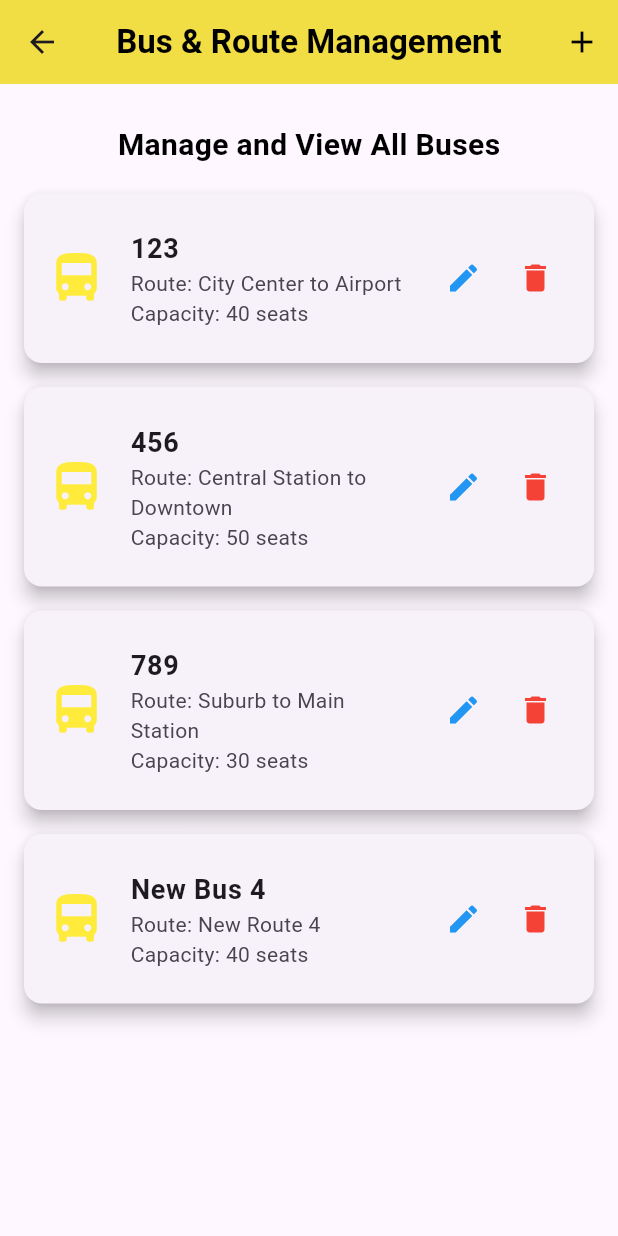
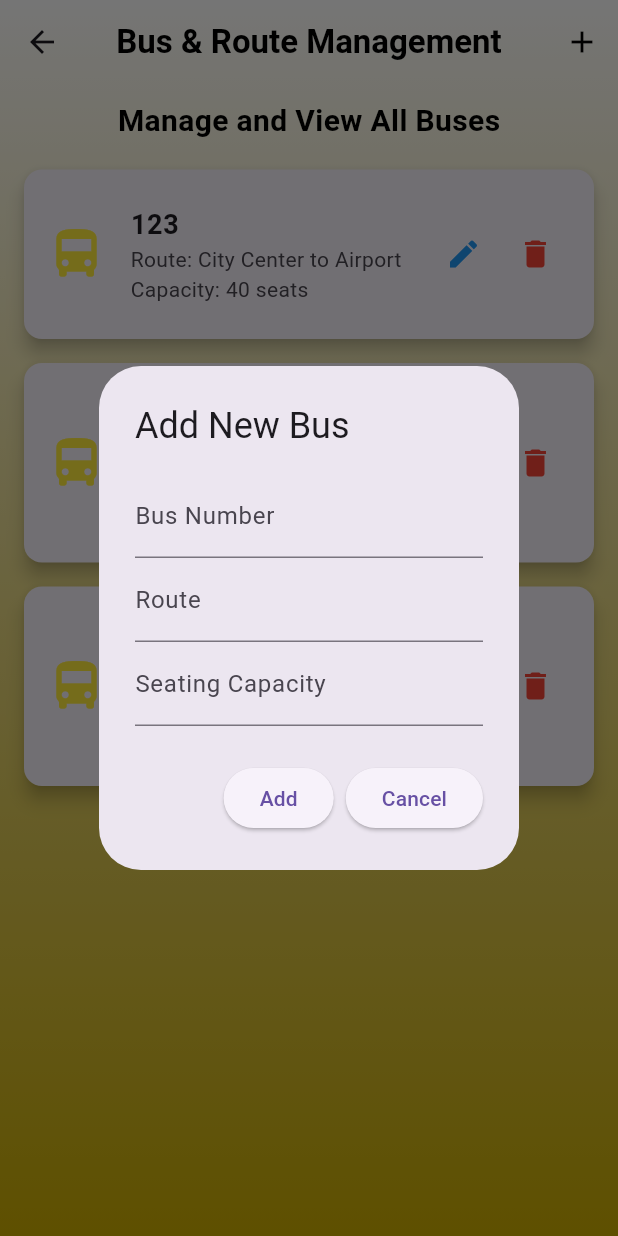
Before and after one commit to thenugamage/Ride-Mate, a Flutter app: the BusRouteManagementPage screen opened directly, after a tap on the "add" icon, on a phone screen of 412 x 824 dp. Run offline on Flutter 3.47's test engine with Material 3 defaults, Android fonts, the phone set to English and light mode, and no system bars; our stand-ins replace firebase_auth, firebase_core, google_fonts, google_sign_in, pinput; accounts and stored records are empty.

Commit message:
edit 12.30

```diff
--- a/ride_mate/lib/Admin Panel/add_route.dart
+++ b/ride_mate/lib/Admin Panel/add_route.dart
@@ -36,25 +36,72 @@
     {"busNumber": "789", "route": "Suburb to Main Station", "capacity": "30"},
   ];
 
-  // Function to add a new bus (simulated for now)
   void _addBus() {
+    TextEditingController busNumberController = TextEditingController();
+    TextEditingController routeController = TextEditingController();
+    TextEditingController capacityController = TextEditingController();
+
+    showDialog(
+      context: context,
+      builder: (BuildContext context) {
+        return AlertDialog(
+          title: Text('Add New Bus'),
+          content: Column(
+            mainAxisSize: MainAxisSize.min,
+            children: [
+              TextField(
+                controller: busNumberController,
+                decoration: InputDecoration(labelText: 'Bus Number'),
+              ),
+              TextField(
+                controller: routeController,
+                decoration: InputDecoration(labelText: 'Route'),
+              ),
+              TextField(
+                controller: capacityController,
+                decoration: InputDecoration(labelText: 'Seating Capacity'),
+                keyboardType: TextInputType.number,
+              ),
+            ],
+          ),
+          actions: [
+            ElevatedButton(
+              onPressed: () {
+                if (busNumberController.text.isNotEmpty &&
+                    routeController.text.isNotEmpty &&
+                    capacityController.text.isNotEmpty) {
                   setState(() {
                     buses.add({
-        "busNumber": "New Bus ${buses.length + 1}",
-        "route": "New Route ${buses.length + 1}",
-        "capacity": "40",
+                      "busNumber": busNumberController.text,
+                      "route": routeController.text,
+                      "capacity": capacityController.text,
                     });
                   });
+                  Navigator.of(context).pop();
+                } else {
+                  ScaffoldMessenger.of(context).showSnackBar(
+                    SnackBar(content: Text('Please fill all fields')),
+                  );
+                }
+              },
+              child: Text('Add'),
+            ),
+            ElevatedButton(
+              onPressed: () => Navigator.of(context).pop(),
+              child: Text('Cancel'),
+            ),
+          ],
+        );
+      },
+    );
   }
 
-  // Function to delete a bus
   void _deleteBus(int index) {
     setState(() {
       buses.removeAt(index);
     });
   }
 
-  // Function to edit bus details
   void _editBus(int index) {
     TextEditingController busNumberController = TextEditingController(
       text: buses[index]["busNumber"],
@@ -72,6 +119,7 @@
         return AlertDialog(
           title: Text('Edit Bus Details'),
           content: Column(
+            mainAxisSize: MainAxisSize.min,
             children: [
               TextField(
                 controller: busNumberController,
@@ -103,9 +151,7 @@
               child: Text('Save'),
             ),
             ElevatedButton(
-              onPressed: () {
-                Navigator.of(context).pop();
-              },
+              onPressed: () => Navigator.of(context).pop(),
               child: Text('Cancel'),
             ),
           ],
@@ -117,14 +163,32 @@
   @override
   Widget build(BuildContext context) {
     return Scaffold(
-      appBar: AppBar(
+      body: Stack(
+        children: [
+          Container(
+            decoration: const BoxDecoration(
+              gradient: LinearGradient(
+                begin: Alignment.topCenter,
+                end: Alignment.bottomCenter,
+                colors: [Colors.white, Color.fromARGB(255, 205, 174, 0)],
+              ),
+            ),
+          ),
+
+          SafeArea(
+            child: Column(
+              children: [
+                AppBar(
+                  backgroundColor: Colors.transparent,
+                  elevation: 0,
+                  centerTitle: true,
                   title: Text(
                     'Bus & Route Management',
-          style: TextStyle(fontWeight: FontWeight.bold, color: Colors.black),
+                    style: TextStyle(
+                      fontWeight: FontWeight.bold,
+                      color: Colors.black,
                     ),
-        centerTitle: true,
-        backgroundColor: Colors.yellow,
-        elevation: 4.0,
+                  ),
                   actions: [
                     IconButton(
                       icon: Icon(Icons.add, color: Colors.black),
@@ -132,12 +196,20 @@
                       tooltip: 'Add New Bus',
                     ),
                   ],
+                  flexibleSpace: Container(
+                    decoration: const BoxDecoration(
+                      gradient: LinearGradient(
+                        begin: Alignment.topCenter,
+                        end: Alignment.bottomCenter,
+                        colors: [
+                          Colors.white,
+                          Color.fromARGB(255, 205, 174, 0),
+                        ],
                       ),
-      body: Padding(
-        padding: const EdgeInsets.all(16.0),
-        child: Column(
-          children: [
-            // Title for the page
+                    ),
+                  ),
+                ),
+
                 Padding(
                   padding: const EdgeInsets.symmetric(vertical: 10),
                   child: Text(
@@ -150,19 +222,19 @@
                   ),
                 ),
 
-            // Bus List
                 Expanded(
                   child: ListView.builder(
+                    padding: const EdgeInsets.symmetric(horizontal: 16),
                     itemCount: buses.length,
                     itemBuilder: (context, index) {
                       return Card(
-                    margin: EdgeInsets.symmetric(vertical: 8),
+                        margin: const EdgeInsets.symmetric(vertical: 8),
                         shape: RoundedRectangleBorder(
                           borderRadius: BorderRadius.circular(12),
                         ),
                         elevation: 5,
                         child: ListTile(
-                      contentPadding: EdgeInsets.all(15),
+                          contentPadding: const EdgeInsets.all(15),
                           leading: Icon(
                             Icons.directions_bus,
                             color: Colors.yellow,
@@ -202,6 +274,8 @@
               ],
             ),
           ),
+        ],
+      ),
     );
   }
 }
```
Lines whose indentation alone changed are shown as unchanged.
